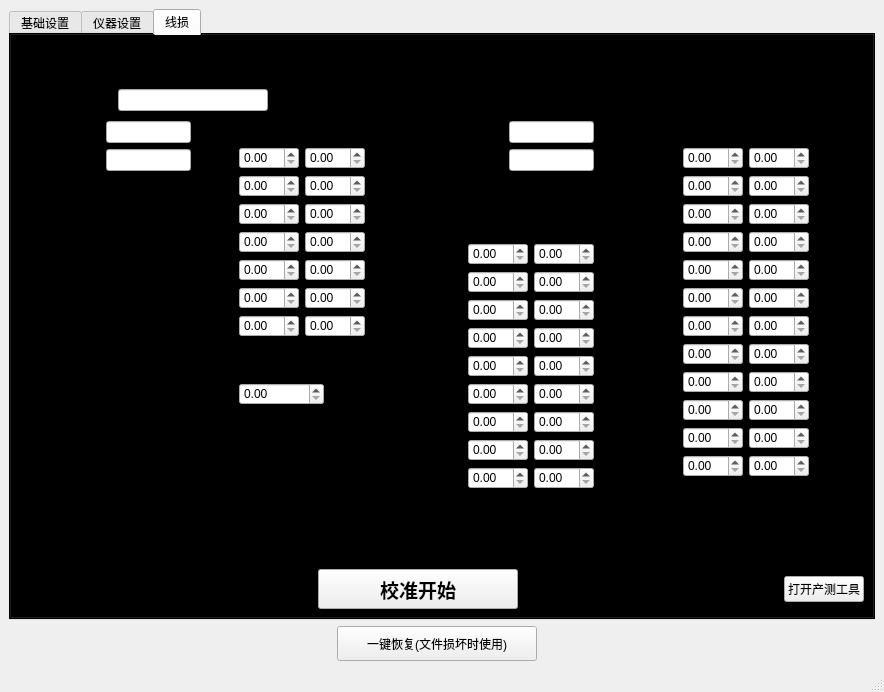
First picture: the form in Factory_set_air/factory_set.ui, repository LeekSir/A_setTool, before the edit.
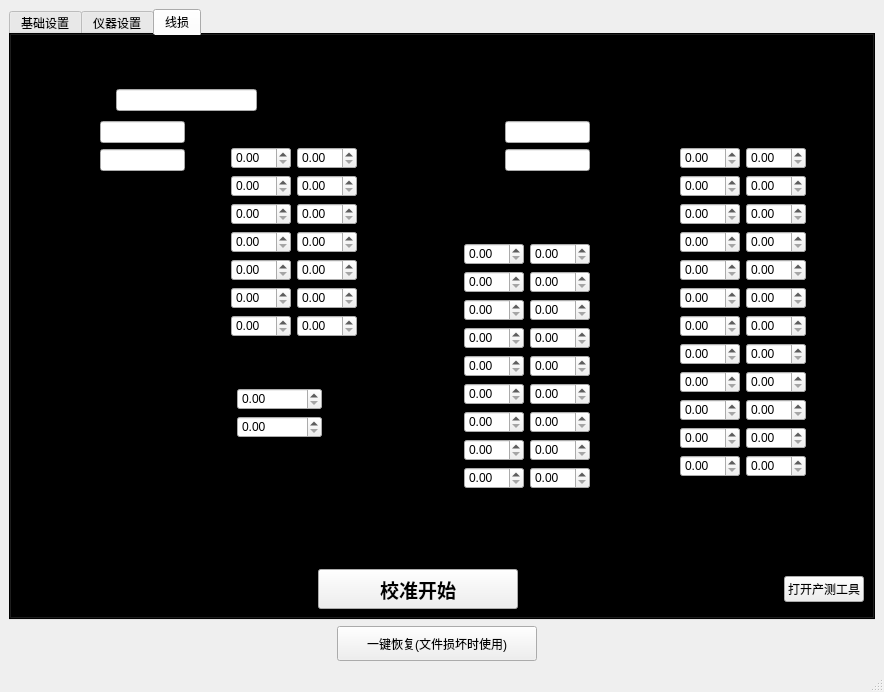
Second picture: the form after the edit. The open tabs and pages were chosen to show the change. Icons and pictures are not drawn.

```diff
--- a/Factory_set_air/factory_set.ui
+++ b/Factory_set_air/factory_set.ui
@@ -92,7 +92,7 @@
        <string notr="true">#tabWidget{background-color: qlineargradient(spread:pad, x1:0, y1:0, x2:1, y2:0, stop:0 rgba(9, 41, 4, 255), stop:0.085 rgba(2, 79, 0, 255), stop:0.19 rgba(50, 147, 22, 255), stop:0.275 rgba(236, 191, 49, 255), stop:0.39 rgba(243, 61, 34, 255), stop:0.555 rgba(135, 81, 60, 255), stop:0.667 rgba(121, 75, 255, 255), stop:0.825 rgba(164, 255, 244, 255), stop:0.885 rgba(104, 222, 71, 255), stop:1 rgba(93, 128, 0, 255));}</string>
       </property>
       <property name="currentIndex">
-       <number>0</number>
+       <number>2</number>
       </property>
       <widget class="QWidget" name="base_set">
        <attribute name="title">
@@ -1279,8 +1279,8 @@
        <attribute name="title">
         <string>线损</string>
        </attribute>
-       <layout class="QGridLayout" name="gridLayout_40">
-        <item row="0" column="0">
+       <layout class="QGridLayout" name="gridLayout_11">
+        <item row="0" column="0" colspan="2">
          <layout class="QVBoxLayout" name="verticalLayout_4">
           <item>
            <widget class="QLabel" name="label_DUT_filename">
@@ -1311,6 +1311,9 @@
           </item>
           <item>
            <layout class="QGridLayout" name="gridLayout_23">
+            <property name="rightMargin">
+             <number>100</number>
+            </property>
             <item row="0" column="0">
              <widget class="QLabel" name="label_5">
               <property name="maximumSize">
@@ -1352,7 +1355,7 @@
           </item>
          </layout>
         </item>
-        <item row="0" column="1" colspan="5">
+        <item row="0" column="2" colspan="4">
          <spacer name="horizontalSpacer_7">
           <property name="orientation">
            <enum>Qt::Horizontal</enum>
@@ -1365,13 +1368,9 @@
           </property>
          </spacer>
         </item>
-        <item row="1" column="0" colspan="2">
-         <layout class="QGridLayout" name="gridLayout_21">
-          <item row="0" column="0">
-           <layout class="QFormLayout" name="formLayout_2">
-            <item row="0" column="0">
-             <layout class="QGridLayout" name="gridLayout_11">
-              <item row="0" column="0">
+        <item row="1" column="0">
+         <layout class="QVBoxLayout" name="verticalLayout_10">
+          <item>
                <layout class="QHBoxLayout" name="horizontalLayout_9">
                 <item>
                  <widget class="QLabel" name="label_3">
@@ -1410,7 +1409,7 @@
                 </item>
                </layout>
               </item>
-              <item row="1" column="0">
+          <item>
                <layout class="QHBoxLayout" name="horizontalLayout_20">
                 <item>
                  <widget class="QLabel" name="label_19">
@@ -1451,97 +1450,7 @@
               </item>
              </layout>
             </item>
-            <item row="0" column="1">
-             <layout class="QGridLayout" name="gridLayout_13">
-              <item row="0" column="0">
-               <spacer name="horizontalSpacer_11">
-                <property name="orientation">
-                 <enum>Qt::Horizontal</enum>
-                </property>
-                <property name="sizeHint" stdset="0">
-                 <size>
-                  <width>13</width>
-                  <height>153</height>
-                 </size>
-                </property>
-               </spacer>
-              </item>
-              <item row="1" column="1">
-               <layout class="QGridLayout" name="gridLayout_12">
-                <item row="0" column="0">
-                 <spacer name="verticalSpacer_2">
-                  <property name="orientation">
-                   <enum>Qt::Vertical</enum>
-                  </property>
-                  <property name="sizeHint" stdset="0">
-                   <size>
-                    <width>20</width>
-                    <height>40</height>
-                   </size>
-                  </property>
-                 </spacer>
-                </item>
-                <item row="1" column="0">
-                 <layout class="QHBoxLayout" name="horizontalLayout_19">
-                  <item>
-                   <widget class="QLabel" name="label_4">
-                    <property name="minimumSize">
-                     <size>
-                      <width>30</width>
-                      <height>0</height>
-                     </size>
-                    </property>
-                    <property name="maximumSize">
-                     <size>
-                      <width>16777215</width>
-                      <height>16777215</height>
-                     </size>
-                    </property>
-                    <property name="text">
-                     <string>BT</string>
-                    </property>
-                   </widget>
-                  </item>
-                  <item>
-                   <widget class="QDoubleSpinBox" name="doubleSpinBox_WT_FIXED_ATTEN_BT">
-                    <property name="minimumSize">
-                     <size>
-                      <width>85</width>
-                      <height>0</height>
-                     </size>
-                    </property>
-                    <property name="maximumSize">
-                     <size>
-                      <width>85</width>
-                      <height>16777215</height>
-                     </size>
-                    </property>
-                    <property name="maximum">
-                     <double>30.000000000000000</double>
-                    </property>
-                    <property name="singleStep">
-                     <double>0.100000000000000</double>
-                    </property>
-                   </widget>
-                  </item>
-                  <item>
-                   <spacer name="horizontalSpacer_10">
-                    <property name="orientation">
-                     <enum>Qt::Horizontal</enum>
-                    </property>
-                    <property name="sizeHint" stdset="0">
-                     <size>
-                      <width>40</width>
-                      <height>20</height>
-                     </size>
-                    </property>
-                   </spacer>
-                  </item>
-                 </layout>
-                </item>
-               </layout>
-              </item>
-              <item row="0" column="1">
+        <item row="1" column="1" rowspan="3">
                <layout class="QGridLayout" name="gridLayout_9">
                 <item row="0" column="1">
                  <layout class="QGridLayout" name="gridLayout_10">
@@ -1788,52 +1697,37 @@
                 </item>
                 <item row="0" column="0">
                  <layout class="QGridLayout" name="gridLayout_6">
-                  <item row="2" column="0">
-                   <layout class="QHBoxLayout" name="horizontalLayout_27">
+            <item row="0" column="0">
+             <layout class="QHBoxLayout" name="horizontalLayout_6">
                     <item>
-                     <widget class="QLabel" name="label_30">
-                      <property name="minimumSize">
-                       <size>
-                        <width>30</width>
-                        <height>0</height>
-                       </size>
-                      </property>
-                      <property name="maximumSize">
+               <spacer name="horizontalSpacer_12">
+                <property name="orientation">
+                 <enum>Qt::Horizontal</enum>
+                </property>
+                <property name="sizeHint" stdset="0">
                        <size>
-                        <width>16777215</width>
-                        <height>16777215</height>
-                       </size>
-                      </property>
-                      <property name="text">
-                       <string>CH3</string>
-                      </property>
-                     </widget>
+                  <width>28</width>
+                  <height>20</height>
+                 </size>
+                </property>
+               </spacer>
                     </item>
                     <item>
-                     <widget class="QDoubleSpinBox" name="doubleSpinBox_CH3_Port1">
-                      <property name="sizePolicy">
-                       <sizepolicy hsizetype="Preferred" vsizetype="Fixed">
-                        <horstretch>0</horstretch>
-                        <verstretch>0</verstretch>
-                       </sizepolicy>
-                      </property>
+               <widget class="QLabel" name="label_65">
                       <property name="minimumSize">
                        <size>
-                        <width>60</width>
+                  <width>50</width>
                         <height>0</height>
                        </size>
                       </property>
                       <property name="maximumSize">
                        <size>
-                        <width>60</width>
+                  <width>50</width>
                         <height>16777215</height>
                        </size>
                       </property>
-                      <property name="maximum">
-                       <double>30.000000000000000</double>
-                      </property>
-                      <property name="singleStep">
-                       <double>0.100000000000000</double>
+                <property name="text">
+                 <string> TX 0</string>
                       </property>
                      </widget>
                     </item>
@@ -1890,10 +1784,10 @@
                     </item>
                    </layout>
                   </item>
-                  <item row="5" column="0">
-                   <layout class="QHBoxLayout" name="horizontalLayout_62">
+            <item row="6" column="0">
+             <layout class="QHBoxLayout" name="horizontalLayout_63">
                     <item>
-                     <widget class="QLabel" name="label_49">
+               <widget class="QLabel" name="label_50">
                       <property name="minimumSize">
                        <size>
                         <width>30</width>
@@ -1907,12 +1801,12 @@
                        </size>
                       </property>
                       <property name="text">
-                       <string>CH10</string>
+                 <string>CH11</string>
                       </property>
                      </widget>
                     </item>
                     <item>
-                     <widget class="QDoubleSpinBox" name="doubleSpinBox_CH10_Port1">
+               <widget class="QDoubleSpinBox" name="doubleSpinBox_CH11_Port1">
                       <property name="sizePolicy">
                        <sizepolicy hsizetype="Preferred" vsizetype="Fixed">
                         <horstretch>0</horstretch>
@@ -2094,195 +1988,113 @@
                     </item>
                    </layout>
                   </item>
-                  <item row="0" column="0">
-                   <layout class="QHBoxLayout" name="horizontalLayout_6">
-                    <item>
-                     <spacer name="horizontalSpacer_12">
-                      <property name="orientation">
-                       <enum>Qt::Horizontal</enum>
-                      </property>
-                      <property name="sizeHint" stdset="0">
-                       <size>
-                        <width>28</width>
-                        <height>20</height>
-                       </size>
-                      </property>
-                     </spacer>
-                    </item>
-                    <item>
-                     <widget class="QLabel" name="label_65">
-                      <property name="minimumSize">
-                       <size>
-                        <width>50</width>
-                        <height>0</height>
-                       </size>
-                      </property>
-                      <property name="maximumSize">
-                       <size>
-                        <width>50</width>
-                        <height>16777215</height>
-                       </size>
-                      </property>
-                      <property name="text">
-                       <string> TX 0</string>
-                      </property>
-                     </widget>
-                    </item>
-                   </layout>
-                  </item>
-                  <item row="6" column="0">
-                   <layout class="QHBoxLayout" name="horizontalLayout_63">
-                    <item>
-                     <widget class="QLabel" name="label_50">
-                      <property name="minimumSize">
-                       <size>
-                        <width>30</width>
-                        <height>0</height>
-                       </size>
-                      </property>
-                      <property name="maximumSize">
-                       <size>
-                        <width>16777215</width>
-                        <height>16777215</height>
-                       </size>
-                      </property>
-                      <property name="text">
-                       <string>CH11</string>
-                      </property>
-                     </widget>
-                    </item>
-                    <item>
-                     <widget class="QDoubleSpinBox" name="doubleSpinBox_CH11_Port1">
-                      <property name="sizePolicy">
-                       <sizepolicy hsizetype="Preferred" vsizetype="Fixed">
-                        <horstretch>0</horstretch>
-                        <verstretch>0</verstretch>
-                       </sizepolicy>
-                      </property>
-                      <property name="minimumSize">
-                       <size>
-                        <width>60</width>
-                        <height>0</height>
-                       </size>
-                      </property>
-                      <property name="maximumSize">
-                       <size>
-                        <width>60</width>
-                        <height>16777215</height>
-                       </size>
-                      </property>
-                      <property name="maximum">
-                       <double>30.000000000000000</double>
-                      </property>
-                      <property name="singleStep">
-                       <double>0.100000000000000</double>
-                      </property>
-                     </widget>
-                    </item>
-                   </layout>
-                  </item>
-                 </layout>
-                </item>
-               </layout>
-              </item>
-              <item row="2" column="1">
-               <spacer name="verticalSpacer_8">
-                <property name="orientation">
-                 <enum>Qt::Vertical</enum>
-                </property>
-                <property name="sizeHint" stdset="0">
-                 <size>
-                  <width>20</width>
-                  <height>40</height>
-                 </size>
-                </property>
-               </spacer>
-              </item>
-             </layout>
-            </item>
-           </layout>
-          </item>
-          <item row="1" column="0">
-           <layout class="QGridLayout" name="gridLayout_19">
-            <item row="0" column="0">
-             <spacer name="verticalSpacer_4">
-              <property name="orientation">
-               <enum>Qt::Vertical</enum>
-              </property>
-              <property name="sizeHint" stdset="0">
-               <size>
-                <width>58</width>
-                <height>28</height>
-               </size>
-              </property>
-             </spacer>
-            </item>
-            <item row="1" column="0">
-             <layout class="QGridLayout" name="gridLayout_18">
-              <item row="0" column="0">
-               <spacer name="horizontalSpacer_22">
-                <property name="orientation">
-                 <enum>Qt::Horizontal</enum>
-                </property>
-                <property name="sizeHint" stdset="0">
-                 <size>
-                  <width>40</width>
-                  <height>20</height>
-                 </size>
-                </property>
-               </spacer>
-              </item>
-              <item row="0" column="1">
-               <widget class="QLabel" name="label_about_correct">
-                <property name="font">
-                 <font>
-                  <family>Adobe Arabic</family>
-                  <pointsize>20</pointsize>
-                  <weight>75</weight>
-                  <bold>true</bold>
-                 </font>
-                </property>
-                <property name="styleSheet">
-                 <string notr="true">color: rgb(255, 0, 0);</string>
-                </property>
-                <property name="text">
-                 <string/>
-                </property>
-               </widget>
-              </item>
-             </layout>
-            </item>
             <item row="2" column="0">
-             <spacer name="verticalSpacer_3">
-              <property name="orientation">
-               <enum>Qt::Vertical</enum>
-              </property>
-              <property name="sizeHint" stdset="0">
+             <layout class="QHBoxLayout" name="horizontalLayout_27">
+              <item>
+               <widget class="QLabel" name="label_30">
+                <property name="minimumSize">
+                 <size>
+                  <width>30</width>
+                  <height>0</height>
+                 </size>
+                </property>
+                <property name="maximumSize">
                <size>
-                <width>58</width>
-                <height>38</height>
-               </size>
-              </property>
-             </spacer>
-            </item>
-           </layout>
+                  <width>16777215</width>
+                  <height>16777215</height>
+                 </size>
+                </property>
+                <property name="text">
+                 <string>CH3</string>
+                </property>
+               </widget>
+              </item>
+              <item>
+               <widget class="QDoubleSpinBox" name="doubleSpinBox_CH3_Port1">
+                <property name="sizePolicy">
+                 <sizepolicy hsizetype="Preferred" vsizetype="Fixed">
+                  <horstretch>0</horstretch>
+                  <verstretch>0</verstretch>
+                 </sizepolicy>
+                </property>
+                <property name="minimumSize">
+                 <size>
+                  <width>60</width>
+                  <height>0</height>
+                 </size>
+                </property>
+                <property name="maximumSize">
+                 <size>
+                  <width>60</width>
+                  <height>16777215</height>
+                 </size>
+                </property>
+                <property name="maximum">
+                 <double>30.000000000000000</double>
+                </property>
+                <property name="singleStep">
+                 <double>0.100000000000000</double>
+                </property>
+               </widget>
           </item>
          </layout>
         </item>
-        <item row="1" column="2">
-         <spacer name="horizontalSpacer_6">
-          <property name="orientation">
-           <enum>Qt::Horizontal</enum>
-          </property>
-          <property name="sizeHint" stdset="0">
+            <item row="5" column="0">
+             <layout class="QHBoxLayout" name="horizontalLayout_62">
+              <item>
+               <widget class="QLabel" name="label_49">
+                <property name="minimumSize">
+                 <size>
+                  <width>30</width>
+                  <height>0</height>
+                 </size>
+                </property>
+                <property name="maximumSize">
            <size>
-            <width>56</width>
-            <height>85</height>
-           </size>
-          </property>
-         </spacer>
-        </item>
-        <item row="1" column="3">
+                  <width>16777215</width>
+                  <height>16777215</height>
+                 </size>
+                </property>
+                <property name="text">
+                 <string>CH10</string>
+                </property>
+               </widget>
+              </item>
+              <item>
+               <widget class="QDoubleSpinBox" name="doubleSpinBox_CH10_Port1">
+                <property name="sizePolicy">
+                 <sizepolicy hsizetype="Preferred" vsizetype="Fixed">
+                  <horstretch>0</horstretch>
+                  <verstretch>0</verstretch>
+                 </sizepolicy>
+                </property>
+                <property name="minimumSize">
+                 <size>
+                  <width>60</width>
+                  <height>0</height>
+                 </size>
+                </property>
+                <property name="maximumSize">
+                 <size>
+                  <width>60</width>
+                  <height>16777215</height>
+                 </size>
+                </property>
+                <property name="maximum">
+                 <double>30.000000000000000</double>
+                </property>
+                <property name="singleStep">
+                 <double>0.100000000000000</double>
+                </property>
+               </widget>
+              </item>
+             </layout>
+            </item>
+           </layout>
+          </item>
+         </layout>
+        </item>
+        <item row="1" column="3" rowspan="5">
          <layout class="QGridLayout" name="gridLayout_39">
           <item row="0" column="0">
            <layout class="QVBoxLayout" name="verticalLayout_9">
@@ -3180,7 +2992,7 @@
           </item>
          </layout>
         </item>
-        <item row="1" column="4">
+        <item row="1" column="4" rowspan="5">
          <layout class="QGridLayout" name="gridLayout_17">
           <item row="0" column="2">
            <layout class="QGridLayout" name="gridLayout_16">
@@ -4273,7 +4085,196 @@
           </item>
          </layout>
         </item>
-        <item row="1" column="5">
+        <item row="2" column="0">
+         <spacer name="verticalSpacer_9">
+          <property name="orientation">
+           <enum>Qt::Vertical</enum>
+          </property>
+          <property name="sizeHint" stdset="0">
+           <size>
+            <width>68</width>
+            <height>147</height>
+           </size>
+          </property>
+         </spacer>
+        </item>
+        <item row="3" column="0" rowspan="2">
+         <spacer name="horizontalSpacer_11">
+          <property name="orientation">
+           <enum>Qt::Horizontal</enum>
+          </property>
+          <property name="sizeHint" stdset="0">
+           <size>
+            <width>157</width>
+            <height>145</height>
+           </size>
+          </property>
+         </spacer>
+        </item>
+        <item row="4" column="1">
+         <layout class="QVBoxLayout" name="verticalLayout_5">
+          <item>
+           <spacer name="verticalSpacer_2">
+            <property name="orientation">
+             <enum>Qt::Vertical</enum>
+            </property>
+            <property name="sizeHint" stdset="0">
+             <size>
+              <width>18</width>
+              <height>18</height>
+             </size>
+            </property>
+           </spacer>
+          </item>
+          <item>
+           <layout class="QVBoxLayout" name="verticalLayout_2">
+            <item>
+             <layout class="QHBoxLayout" name="horizontalLayout_19">
+              <item>
+               <widget class="QLabel" name="label_4">
+                <property name="minimumSize">
+                 <size>
+                  <width>40</width>
+                  <height>0</height>
+                 </size>
+                </property>
+                <property name="maximumSize">
+                 <size>
+                  <width>16777215</width>
+                  <height>16777215</height>
+                 </size>
+                </property>
+                <property name="text">
+                 <string>BT</string>
+                </property>
+               </widget>
+              </item>
+              <item>
+               <widget class="QDoubleSpinBox" name="doubleSpinBox_WT_FIXED_ATTEN_BT">
+                <property name="minimumSize">
+                 <size>
+                  <width>85</width>
+                  <height>0</height>
+                 </size>
+                </property>
+                <property name="maximumSize">
+                 <size>
+                  <width>85</width>
+                  <height>16777215</height>
+                 </size>
+                </property>
+                <property name="maximum">
+                 <double>30.000000000000000</double>
+                </property>
+                <property name="singleStep">
+                 <double>0.100000000000000</double>
+                </property>
+               </widget>
+              </item>
+              <item>
+               <spacer name="horizontalSpacer_10">
+                <property name="orientation">
+                 <enum>Qt::Horizontal</enum>
+                </property>
+                <property name="sizeHint" stdset="0">
+                 <size>
+                  <width>40</width>
+                  <height>20</height>
+                 </size>
+                </property>
+               </spacer>
+              </item>
+             </layout>
+            </item>
+            <item>
+             <layout class="QHBoxLayout" name="horizontalLayout_66">
+              <item>
+               <widget class="QLabel" name="label_7">
+                <property name="minimumSize">
+                 <size>
+                  <width>40</width>
+                  <height>0</height>
+                 </size>
+                </property>
+                <property name="maximumSize">
+                 <size>
+                  <width>16777215</width>
+                  <height>16777215</height>
+                 </size>
+                </property>
+                <property name="text">
+                 <string>BT_C1</string>
+                </property>
+               </widget>
+              </item>
+              <item>
+               <widget class="QDoubleSpinBox" name="doubleSpinBox_WT_FIXED_ATTEN_BT_CHINA1">
+                <property name="minimumSize">
+                 <size>
+                  <width>85</width>
+                  <height>0</height>
+                 </size>
+                </property>
+                <property name="maximumSize">
+                 <size>
+                  <width>85</width>
+                  <height>16777215</height>
+                 </size>
+                </property>
+                <property name="maximum">
+                 <double>30.000000000000000</double>
+                </property>
+                <property name="singleStep">
+                 <double>0.100000000000000</double>
+                </property>
+               </widget>
+              </item>
+              <item>
+               <spacer name="horizontalSpacer_25">
+                <property name="orientation">
+                 <enum>Qt::Horizontal</enum>
+                </property>
+                <property name="sizeHint" stdset="0">
+                 <size>
+                  <width>40</width>
+                  <height>20</height>
+                 </size>
+                </property>
+               </spacer>
+              </item>
+             </layout>
+            </item>
+           </layout>
+          </item>
+          <item>
+           <spacer name="verticalSpacer_8">
+            <property name="orientation">
+             <enum>Qt::Vertical</enum>
+            </property>
+            <property name="sizeHint" stdset="0">
+             <size>
+              <width>20</width>
+              <height>40</height>
+             </size>
+            </property>
+           </spacer>
+          </item>
+         </layout>
+        </item>
+        <item row="4" column="2">
+         <spacer name="horizontalSpacer_6">
+          <property name="orientation">
+           <enum>Qt::Horizontal</enum>
+          </property>
+          <property name="sizeHint" stdset="0">
+           <size>
+            <width>56</width>
+            <height>85</height>
+           </size>
+          </property>
+         </spacer>
+        </item>
+        <item row="4" column="5">
          <spacer name="horizontalSpacer_9">
           <property name="orientation">
            <enum>Qt::Horizontal</enum>
@@ -4286,7 +4287,72 @@
           </property>
          </spacer>
         </item>
-        <item row="2" column="0" colspan="6">
+        <item row="5" column="0" colspan="2">
+         <layout class="QGridLayout" name="gridLayout_19">
+          <item row="0" column="0">
+           <spacer name="verticalSpacer_4">
+            <property name="orientation">
+             <enum>Qt::Vertical</enum>
+            </property>
+            <property name="sizeHint" stdset="0">
+             <size>
+              <width>58</width>
+              <height>28</height>
+             </size>
+            </property>
+           </spacer>
+          </item>
+          <item row="1" column="0">
+           <layout class="QGridLayout" name="gridLayout_18">
+            <item row="0" column="0">
+             <spacer name="horizontalSpacer_22">
+              <property name="orientation">
+               <enum>Qt::Horizontal</enum>
+              </property>
+              <property name="sizeHint" stdset="0">
+               <size>
+                <width>40</width>
+                <height>20</height>
+               </size>
+              </property>
+             </spacer>
+            </item>
+            <item row="0" column="1">
+             <widget class="QLabel" name="label_about_correct">
+              <property name="font">
+               <font>
+                <family>Adobe Arabic</family>
+                <pointsize>20</pointsize>
+                <weight>75</weight>
+                <bold>true</bold>
+               </font>
+              </property>
+              <property name="styleSheet">
+               <string notr="true">color: rgb(255, 0, 0);</string>
+              </property>
+              <property name="text">
+               <string/>
+              </property>
+             </widget>
+            </item>
+           </layout>
+          </item>
+          <item row="2" column="0">
+           <spacer name="verticalSpacer_3">
+            <property name="orientation">
+             <enum>Qt::Vertical</enum>
+            </property>
+            <property name="sizeHint" stdset="0">
+             <size>
+              <width>58</width>
+              <height>38</height>
+             </size>
+            </property>
+           </spacer>
+          </item>
+         </layout>
+        </item>
+        <item row="6" column="0" colspan="6">
          <layout class="QGridLayout" name="gridLayout_20">
           <item row="0" column="1">
            <widget class="QPushButton" name="pushButton_correct">
@@ -4359,7 +4425,7 @@
      <x>0</x>
      <y>0</y>
      <width>884</width>
-     <height>25</height>
+     <height>22</height>
     </rect>
    </property>
   </widget>
```
Lines whose indentation alone changed are shown as unchanged.
